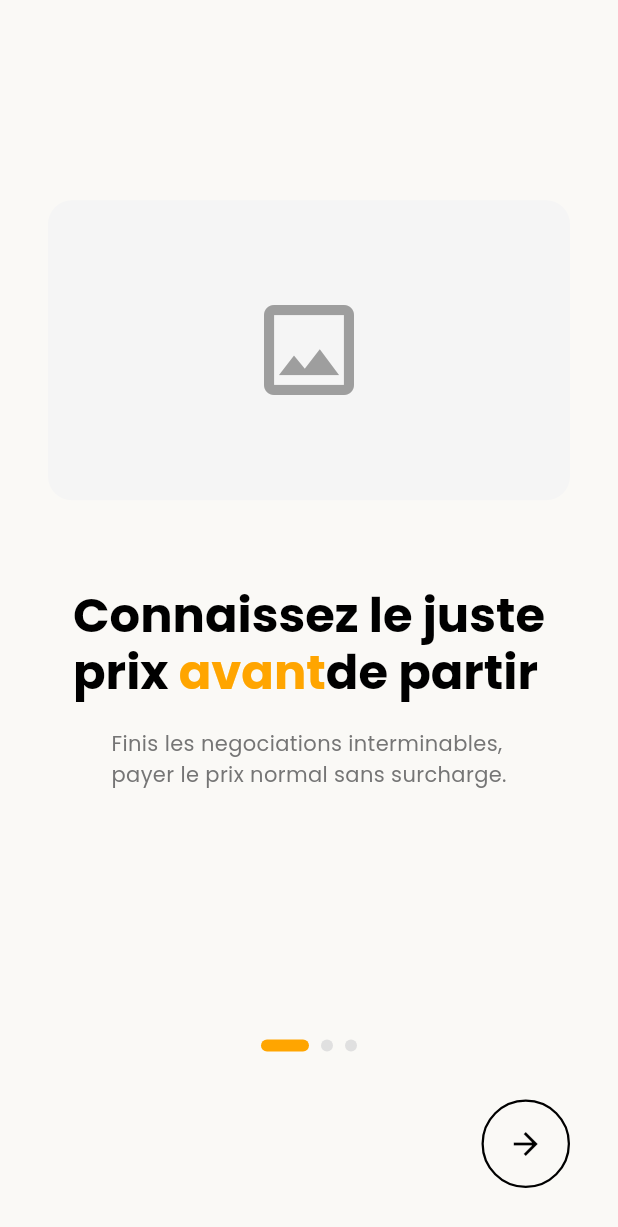
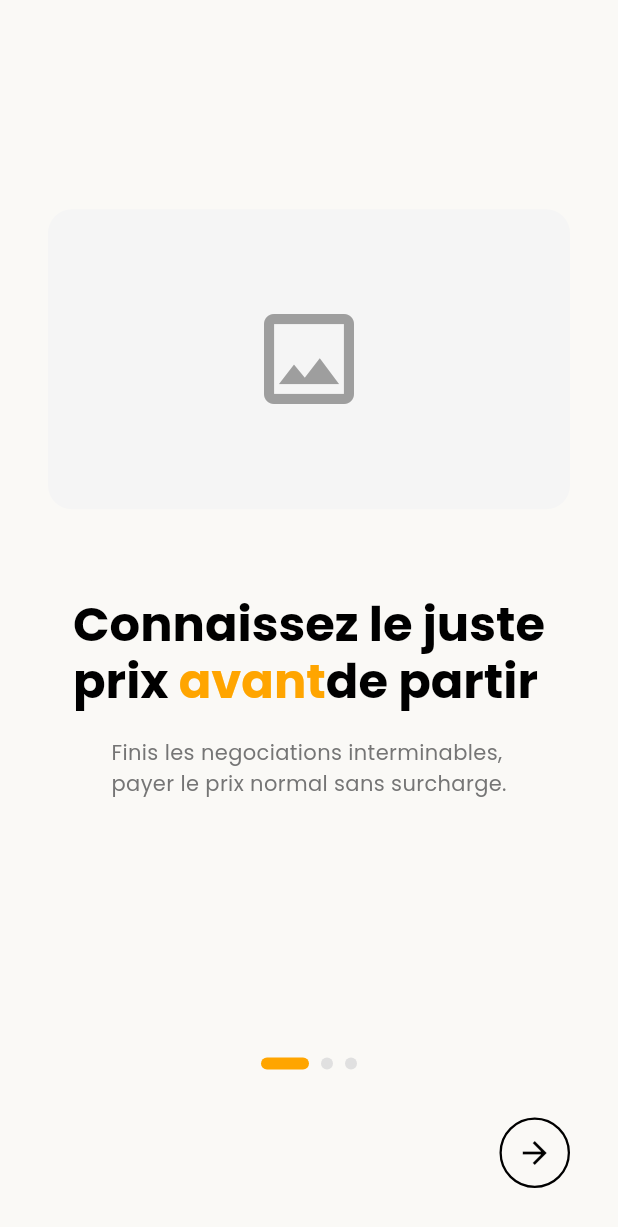
Before and after one commit to Rahim10020/neneo, a Flutter app: the screen it shows after launch, on a phone screen of 412 x 824 dp. Shown: the top 1227 px of the screen. Run offline on Flutter 3.47's test engine with Material 3 defaults, Android fonts, the phone set to English and light mode, and no system bars; drawn by our look-alikes of smooth_page_indicator; our stand-ins replace geolocator, google_fonts, hive_flutter, share_plus, shared_preferences; accounts and stored records are empty.

Commit message:
modification minime

```diff
--- a/lib/features/onboarding/onboarding_screen.dart
+++ b/lib/features/onboarding/onboarding_screen.dart
@@ -148,7 +148,7 @@ class _OnboardingScreenState extends State<OnboardingScreen> {
                       child: GestureDetector(
                         onTap: _nextPage,
                         child: Container(
-                          padding: const EdgeInsets.all(16),
+                          padding: const EdgeInsets.all(10),
                           decoration: BoxDecoration(
                             border: Border.all(
                               color: AppColors.textPrimary,
```
